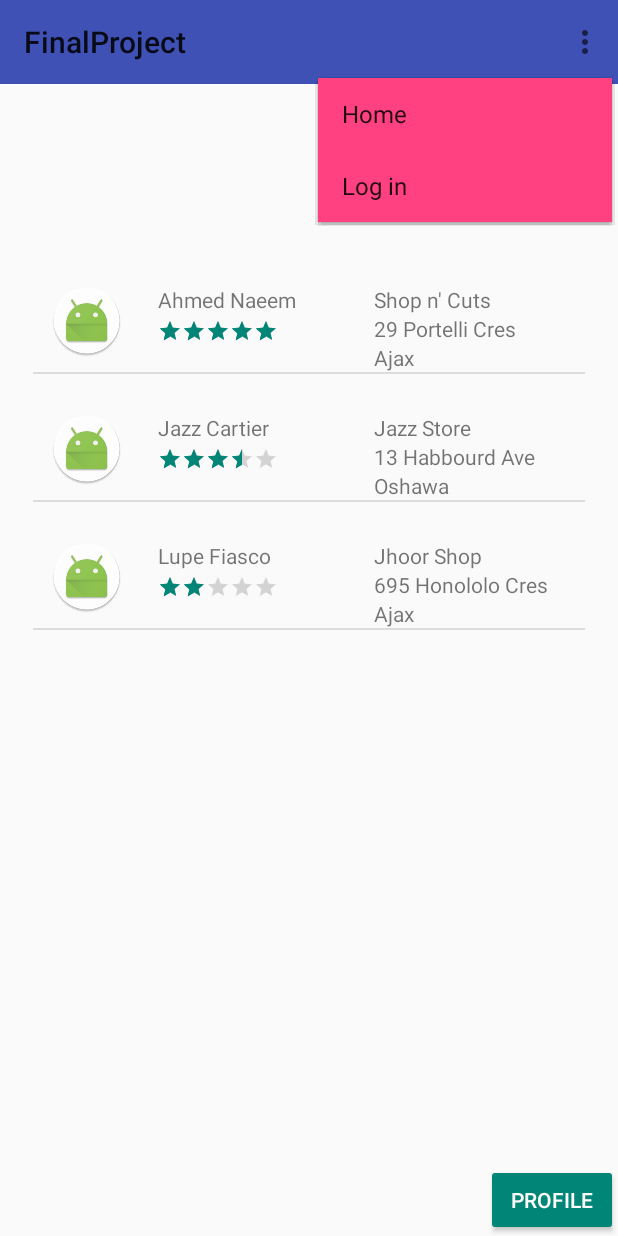
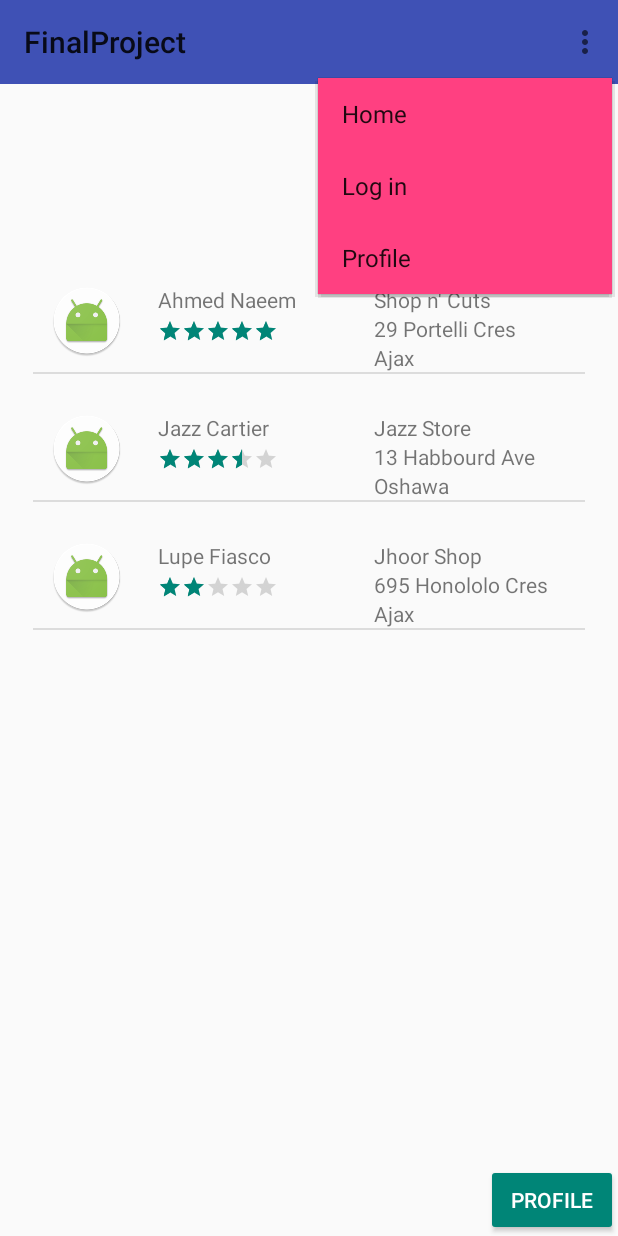
Before and after one commit to amuna/FinalProject, an Android app: the screen it shows after launch (MainActivity), with the options menu open, on a phone screen of 412 x 824 dp. Run offline under Robolectric (Android 15) with nearby library versions, the phone set to English and light mode, and no system bars.

Commit message:
Merge remote-tracking branch 'origin/master'
# Conflicts:
#	app/src/main/AndroidManifest.xml

```diff
--- a/app/src/main/java/com/example/amuna95/finalproject/UserProfile.java
+++ b/app/src/main/java/com/example/amuna95/finalproject/UserProfile.java
@@ -40,7 +40,7 @@ public class UserProfile extends AppCompatActivity {
         verifyGeolocationPermission();
         // check to ensure that geolocation is enabled
         // request updates
-
+/*
         final MediaPlayer pushSoundMP  = MediaPlayer.create(this, R.raw.tiny_button_push);
         Button bt;
         bt = (Button)findViewById(R.id.homebtn);
@@ -52,7 +52,7 @@ public class UserProfile extends AppCompatActivity {
                 startActivity(i);
             }
         });
-
+*/
     }
 
     private static final int REQUEST_GEOLOCATION_PERMS = 1;
--- a/app/src/main/res/menu/login_menu.xml
+++ b/app/src/main/res/menu/login_menu.xml
@@ -9,5 +9,8 @@ xmlns:app="http://schemas.android.com/apk/res-auto">
         android:id="@+id/logIn"
         android:title="Log in"
         app:showAsAction="never"></item>
-
+    <item
+        android:title="Profile"
+        android:id="@+id/profile"
+        app:showAsAction="never"></item>
 </menu>
--- a/app/src/main/res/menu/logout_menu.xml
+++ b/app/src/main/res/menu/logout_menu.xml
@@ -10,4 +10,8 @@
         android:id="@+id/logOut"
         android:title="log_out"
         app:showAsAction="never"></item>
+    <item
+        android:title="Profile"
+        android:id="@+id/profile"
+        app:showAsAction="never"></item>
 </menu>
```
Also changed, not shown: app/src/main/java/com/example/amuna95/finalproject/MainActivity.java (+6 -2 lines).
